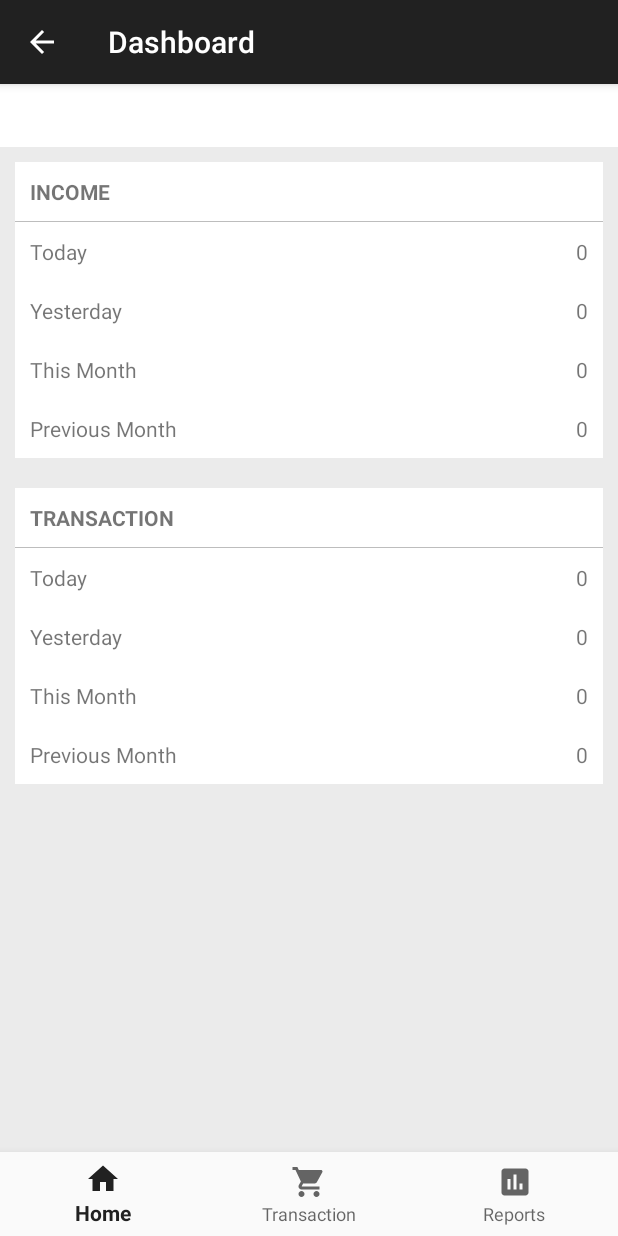
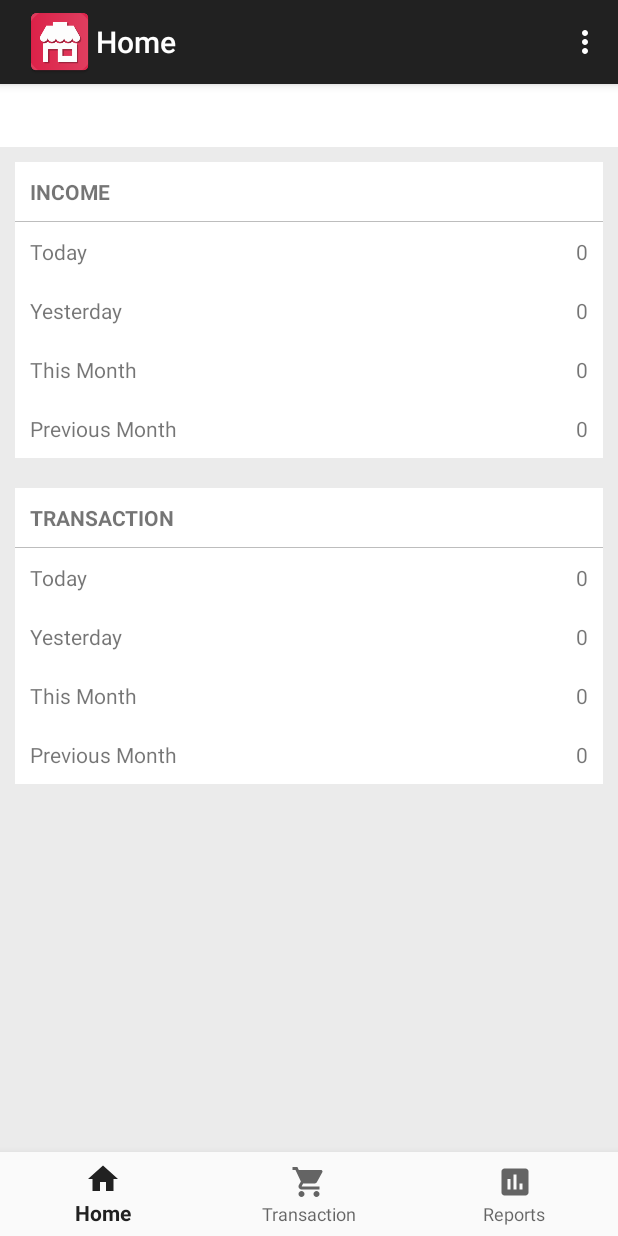
Before and after one commit to faridefendi58/lollipos, an Android app: the DashboardActivity screen opened directly, with no data from a screen before it, on a phone screen of 412 x 824 dp. Run offline under Robolectric (Android 15) with nearby library versions, the phone set to English and light mode, and no system bars; 1 statement that could not run was skipped.

Commit message:
More menu items for configuration

```diff
--- a/app/src/main/AndroidManifest.xml
+++ b/app/src/main/AndroidManifest.xml
@@ -43,8 +43,7 @@
         <activity
             android:name="id.web.jagungbakar.lollipos.ui.DashboardActivity"
             android:screenOrientation="portrait"
-            android:theme="@style/Theme.AppCompat.Light.DarkActionBar"
-            android:icon="@drawable/ic_launcher" />
+            android:theme="@style/Theme.AppCompat.Light.DarkActionBar" />
     </application>
 
 </manifest>
--- a/app/src/main/java/id/web/jagungbakar/lollipos/ui/DashboardActivity.java
+++ b/app/src/main/java/id/web/jagungbakar/lollipos/ui/DashboardActivity.java
@@ -1,22 +1,16 @@
 package id.web.jagungbakar.lollipos.ui;
 
-import android.app.ActionBar;
-import android.os.Handler;
 import android.support.v4.app.Fragment;
 import android.content.Intent;
 import android.os.Bundle;
 import android.support.annotation.NonNull;
 import android.support.design.widget.BottomNavigationView;
 import android.support.v7.app.AppCompatActivity;
+import android.view.Menu;
+import android.view.MenuInflater;
 import android.view.MenuItem;
-import android.widget.TextView;
-
-import org.w3c.dom.Text;
 
 import id.web.jagungbakar.lollipos.R;
-import id.web.jagungbakar.lollipos.domain.params.ParamCatalog;
-import id.web.jagungbakar.lollipos.domain.params.ParamService;
-import id.web.jagungbakar.lollipos.techicalservices.NoDaoSetException;
 import id.web.jagungbakar.lollipos.ui.dashboard.DashboardFragment;
 import id.web.jagungbakar.lollipos.ui.dashboard.ReportFragment;
 
@@ -37,16 +31,9 @@ public class DashboardActivity extends AppCompatActivity
         navigation.setOnNavigationItemSelectedListener(this);
 
         actionBar = getSupportActionBar();
-        actionBar.setTitle(getResources().getString(R.string.title_dashboard));
-        getSupportActionBar().setDisplayHomeAsUpEnabled(true);
-
-        /*final Handler handler = new Handler();
-        handler.postDelayed(new Runnable() {
-            @Override
-            public void run() {
-
-            }
-        }, 1000);*/
+        actionBar.setTitle(getResources().getString(R.string.title_home));
+        getSupportActionBar().setDisplayShowHomeEnabled(true);
+        getSupportActionBar().setIcon(getResources().getDrawable(R.drawable.ic_launcher));
     }
 
     @Override
@@ -56,7 +43,7 @@ public class DashboardActivity extends AppCompatActivity
         switch (item.getItemId()) {
             case R.id.navigation_home:
                 fragment = new DashboardFragment();
-                actionBar.setTitle(getResources().getString(R.string.title_dashboard));
+                actionBar.setTitle(getResources().getString(R.string.title_home));
                 break;
 
             case R.id.navigation_transaction:
@@ -85,4 +72,15 @@ public class DashboardActivity extends AppCompatActivity
         }
         return false;
     }
+
+    @Override
+    public boolean onCreateOptionsMenu(Menu menu){
+        MenuInflater inflater = getMenuInflater();
+        inflater.inflate(R.menu.main, menu);
+
+        MenuItem item = menu.findItem(R.id.navigation_home);
+        item.setVisible(false);
+
+        return true;
+    }
 }
--- a/app/src/main/res/menu/main.xml
+++ b/app/src/main/res/menu/main.xml
@@ -14,6 +14,10 @@
         android:title="@string/action_settings">
 
         <menu>
+            <item
+                android:id="@+id/profile"
+                android:title="@string/action_profile">
+            </item>
             <item android:id="@+id/language"
                 android:title="@string/language" >
                 <menu>
@@ -39,9 +43,20 @@
             </item>
 
             <item android:id="@+id/params"
-                android:title="@string/params" >
+                android:title="@string/action_shop" >
+            </item>
+
+            <item android:id="@+id/printer_and_receipt"
+                android:title="@string/action_printer" >
             </item>
         </menu>
     </item>
-
+    <item
+        android:id="@+id/syncronize"
+        android:title="@string/action_syncronize">
+    </item>
+    <item
+        android:id="@+id/help"
+        android:title="@string/action_help">
+    </item>
 </menu>
--- a/app/src/main/res/values/strings.xml
+++ b/app/src/main/res/values/strings.xml
@@ -4,6 +4,11 @@
     <string name="app_name">LolliPOS</string>
     <string name="greeting">Welcome To LolliPOS</string>
     <string name="action_settings">Settings</string>
+    <string name="action_help">Help</string>
+    <string name="action_profile">Profile</string>
+    <string name="action_shop">Shop</string>
+    <string name="action_printer">Printer and Receipt</string>
+    <string name="action_syncronize">Sincronize</string>
     <string name="total">Total</string>
     <string name="barcode">Barcode</string>
     <string name="cancel">Cancel</string>
```
Also changed, not shown: 1 other file.
